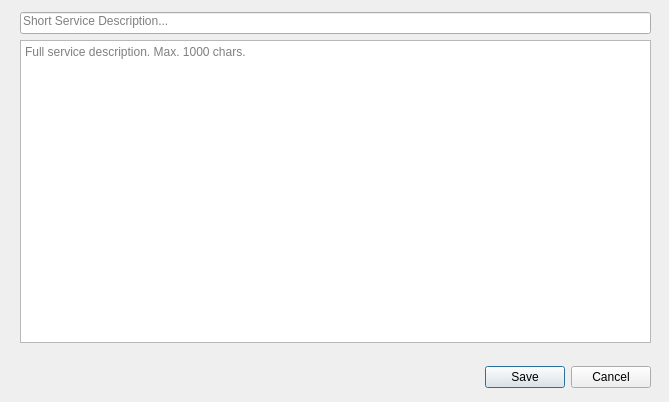
Qt form Service_Create_Description.ui (bedi1982/Oficina) before a commit.
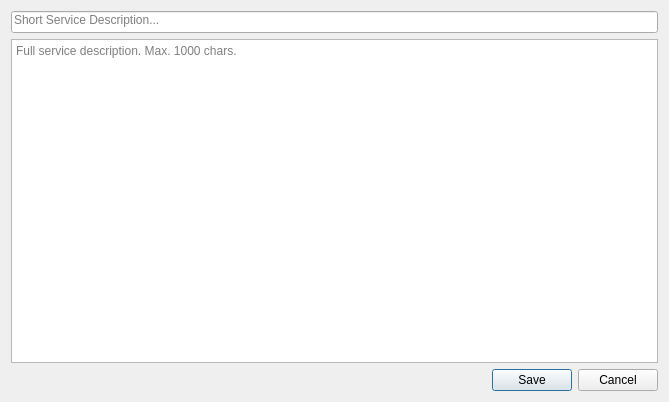
The same form after that commit. Icons and pictures are not drawn.

Commit message: All forms now have a layout and resize correctly.

The edit to the form file:
```diff
--- a/Service_Create_Description.ui
+++ b/Service_Create_Description.ui
@@ -10,18 +10,6 @@
     <height>402</height>
    </rect>
   </property>
-  <property name="minimumSize">
-   <size>
-    <width>669</width>
-    <height>402</height>
-   </size>
-  </property>
-  <property name="maximumSize">
-   <size>
-    <width>669</width>
-    <height>402</height>
-   </size>
-  </property>
   <property name="windowTitle">
    <string>Registering a Service Order</string>
   </property>
@@ -29,43 +17,8 @@
    <iconset resource="images/images.qrc">
     <normaloff>:/emoticons/service.png</normaloff>:/emoticons/service.png</iconset>
   </property>
-  <widget class="QLabel" name="lbl_Emoticon">
-   <property name="geometry">
-    <rect>
-     <x>30</x>
-     <y>340</y>
-     <width>91</width>
-     <height>51</height>
-    </rect>
-   </property>
-   <property name="text">
-    <string/>
-   </property>
-  </widget>
-  <widget class="QDialogButtonBox" name="buttonBox">
-   <property name="geometry">
-    <rect>
-     <x>450</x>
-     <y>360</y>
-     <width>201</width>
-     <height>34</height>
-    </rect>
-   </property>
-   <property name="standardButtons">
-    <set>QDialogButtonBox::Cancel|QDialogButtonBox::Save</set>
-   </property>
-  </widget>
-  <widget class="QWidget" name="layoutWidget">
-   <property name="geometry">
-    <rect>
-     <x>20</x>
-     <y>12</y>
-     <width>631</width>
-     <height>331</height>
-    </rect>
-   </property>
-   <layout class="QVBoxLayout" name="verticalLayout">
-    <item>
+  <layout class="QGridLayout" name="gridLayout">
+   <item row="0" column="0" colspan="5">
      <widget class="QLineEdit" name="line_Short_Description">
       <property name="text">
        <string/>
@@ -81,7 +34,14 @@
       </property>
      </widget>
     </item>
-    <item>
+   <item row="4" column="1" rowspan="2">
+    <widget class="QLabel" name="lbl_Emoticon">
+     <property name="text">
+      <string/>
+     </property>
+    </widget>
+   </item>
+   <item row="1" column="0" rowspan="4" colspan="5">
      <widget class="QTextEdit" name="txt_Full_Description">
       <property name="autoFormatting">
        <set>QTextEdit::AutoNone</set>
@@ -101,8 +61,14 @@
       </property>
      </widget>
     </item>
-   </layout>
-  </widget>
+   <item row="5" column="4">
+    <widget class="QDialogButtonBox" name="buttonBox">
+     <property name="standardButtons">
+      <set>QDialogButtonBox::Cancel|QDialogButtonBox::Save</set>
+     </property>
+    </widget>
+   </item>
+  </layout>
  </widget>
  <resources>
   <include location="images/images.qrc"/>
```
Lines whose indentation alone changed are shown as unchanged. The commit also changes 18 other files.
